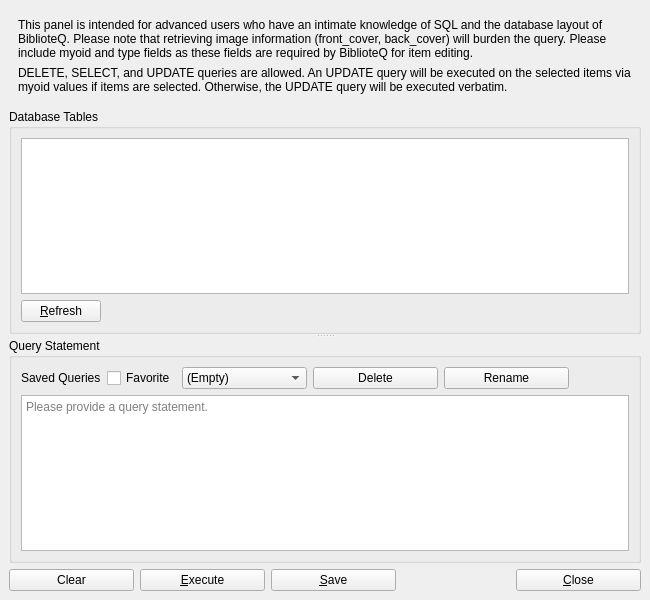
Before: the Qt Designer form UI/biblioteq_customquery.ui in textbrowser/biblioteq, drawn with Qt 5.
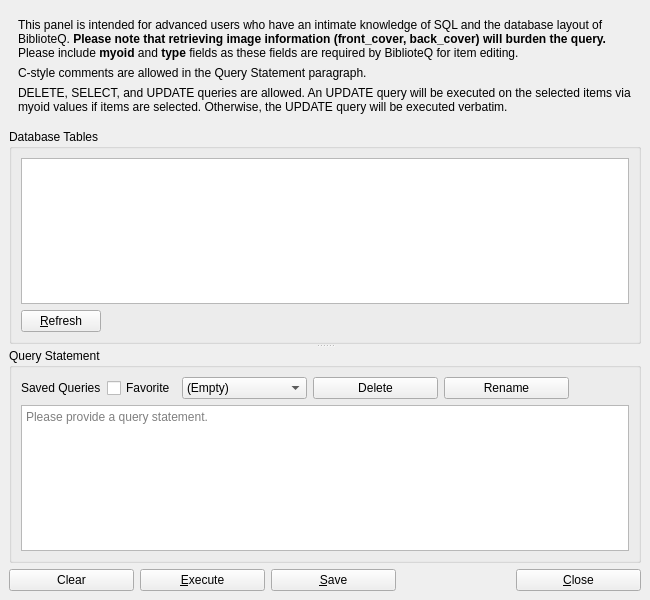
After: the same form once the commit is applied. Icons and pictures are not drawn. Custom widgets are drawn as their Qt base class.

Diff of the .ui file:
```diff
--- a/UI/biblioteq_customquery.ui
+++ b/UI/biblioteq_customquery.ui
@@ -25,7 +25,17 @@
        <item>
         <widget class="QLabel" name="label">
          <property name="text">
-          <string>This panel is intended for advanced users who have an intimate knowledge of SQL and the database layout of BiblioteQ. Please note that retrieving image information (front_cover, back_cover) will burden the query. Please include myoid and type fields as these fields are required by BiblioteQ for item editing.</string>
+          <string>&lt;html&gt;&lt;head/&gt;&lt;body&gt;&lt;p&gt;This panel is intended for advanced users who have an intimate knowledge of SQL and the database layout of BiblioteQ. &lt;span style=&quot; font-weight:600;&quot;&gt;Please note that retrieving image information (front_cover, back_cover) will burden the query.&lt;/span&gt; Please include &lt;span style=&quot; font-weight:600;&quot;&gt;myoid&lt;/span&gt; and &lt;span style=&quot; font-weight:600;&quot;&gt;type&lt;/span&gt; fields as these fields are required by BiblioteQ for item editing.&lt;/p&gt;&lt;/body&gt;&lt;/html&gt;</string>
+         </property>
+         <property name="wordWrap">
+          <bool>true</bool>
+         </property>
+        </widget>
+       </item>
+       <item>
+        <widget class="QLabel" name="label_4">
+         <property name="text">
+          <string>C-style comments are allowed in the Query Statement paragraph.</string>
          </property>
          <property name="wordWrap">
           <bool>true</bool>
```
